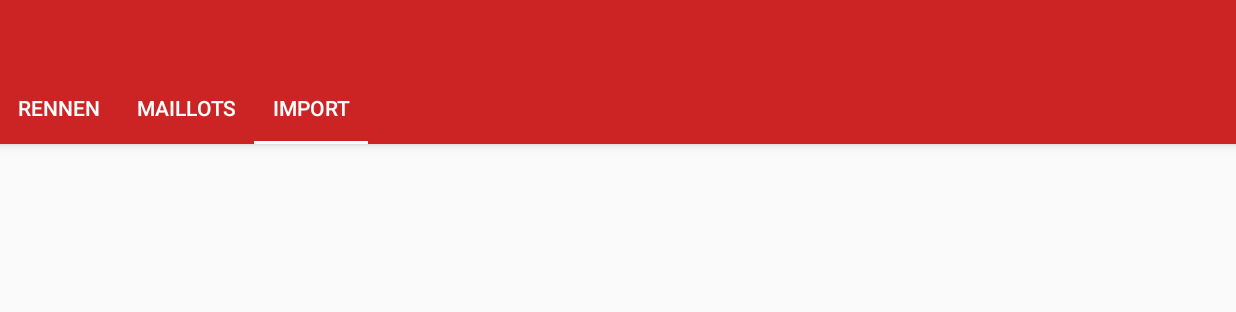
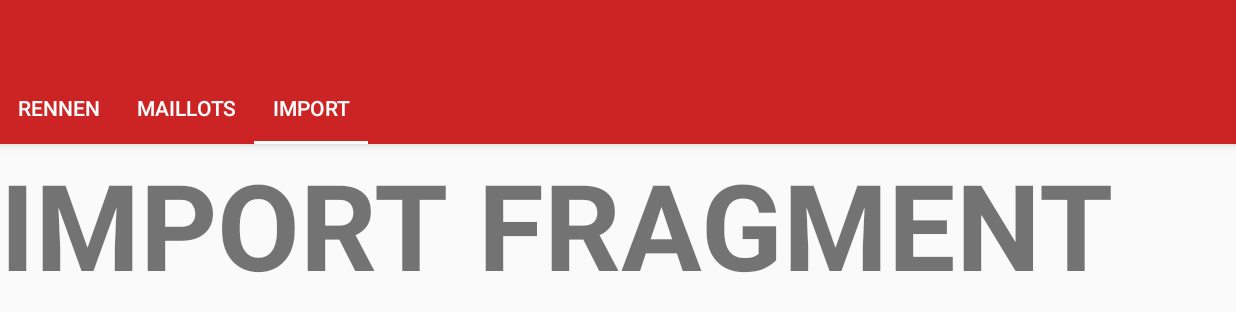
Before and after one commit to TourLive/app, an Android app: the screen it shows after launch (MainActivity), tab 3 chosen, on a phone screen of 824 x 412 dp (held sideways). Shown: the top 312 px of the screen. Run offline under Robolectric (Android 15) with nearby library versions, the phone set to English and light mode, and no system bars.

Commit message:
Fixed not showing fragments
Fixed not showing fragments

```diff
--- a/app/src/main/java/ch/hsr/sa/radiotour/Presentation/Fragments/MaillotsFragment.java
+++ b/app/src/main/java/ch/hsr/sa/radiotour/Presentation/Fragments/MaillotsFragment.java
@@ -6,6 +6,7 @@ import android.view.LayoutInflater;
 import android.view.View;
 import android.view.ViewGroup;
 import ch.hsr.sa.radiotour.R;
+import android.util.Log;
 
 /**
  * Created by Urs Forrer on 10.10.2017.
@@ -14,7 +15,8 @@ import ch.hsr.sa.radiotour.R;
 public class MaillotsFragment extends Fragment {
     @Override
     public View onCreateView(LayoutInflater inflater, ViewGroup container, Bundle savedInstanceState) {
-        View root = inflater.inflate(R.layout.fragment_race, container, false);
+        Log.d("TAG","MaillotsFragment onCreateView");
+        View root = inflater.inflate(R.layout.fragment_maillots, container, false);
         return root;
     }
 }
--- a/app/src/main/java/ch/hsr/sa/radiotour/Presentation/fragments/ImportFragment.java
+++ b/app/src/main/java/ch/hsr/sa/radiotour/Presentation/fragments/ImportFragment.java
@@ -2,6 +2,7 @@ package ch.hsr.sa.radiotour.Presentation.fragments;
 
 import android.os.Bundle;
 import android.support.v4.app.Fragment;
+import android.util.Log;
 import android.view.LayoutInflater;
 import android.view.View;
 import android.view.ViewGroup;
@@ -15,7 +16,8 @@ import ch.hsr.sa.radiotour.R;
 public class ImportFragment extends Fragment {
     @Override
     public View onCreateView(LayoutInflater inflater, ViewGroup container, Bundle savedInstanceState) {
-        View root = inflater.inflate(R.layout.fragment_race, container, false);
+        Log.d("TAG","ImportFragment onCreateView");
+        View root = inflater.inflate(R.layout.fragment_import, container, false);
         return root;
     }
 }
--- a/app/src/main/java/ch/hsr/sa/radiotour/Presentation/fragments/RaceFragment.java
+++ b/app/src/main/java/ch/hsr/sa/radiotour/Presentation/fragments/RaceFragment.java
@@ -15,7 +15,7 @@ import ch.hsr.sa.radiotour.R;
 public class RaceFragment extends Fragment {
     @Override
     public View onCreateView(LayoutInflater inflater, ViewGroup container, Bundle savedInstanceState) {
-        Log.d("TAG", "BALBSADBSABDSAJHBSADJHBDSASABSAD");
+        Log.d("TAG", "RaceFragment - onCreateView");
         View root = inflater.inflate(R.layout.fragment_race, container, false);
         return root;
     }
--- a/app/src/main/res/layout/activity_main.xml
+++ b/app/src/main/res/layout/activity_main.xml
@@ -27,9 +27,10 @@
 
         </android.support.design.widget.TabLayout>
     </android.support.design.widget.AppBarLayout>
+
     <android.support.v4.view.ViewPager
         android:id="@+id/viewpager"
+        app:layout_behavior="@string/appbar_scrolling_view_behavior"
         android:layout_width="match_parent"
-        android:layout_height="wrap_content"
-    />
+        android:layout_height="wrap_content" />
 </android.support.design.widget.CoordinatorLayout>
--- a/app/src/main/res/layout/fragment_import.xml
+++ b/app/src/main/res/layout/fragment_import.xml
@@ -4,7 +4,7 @@
     android:layout_height="match_parent">
 
     <TextView
-        android:id="@+id/textView"
+        android:id="@+id/textView2"
         android:layout_width="match_parent"
         android:layout_height="wrap_content"
         android:text="IMPORT FRAGMENT"
```
